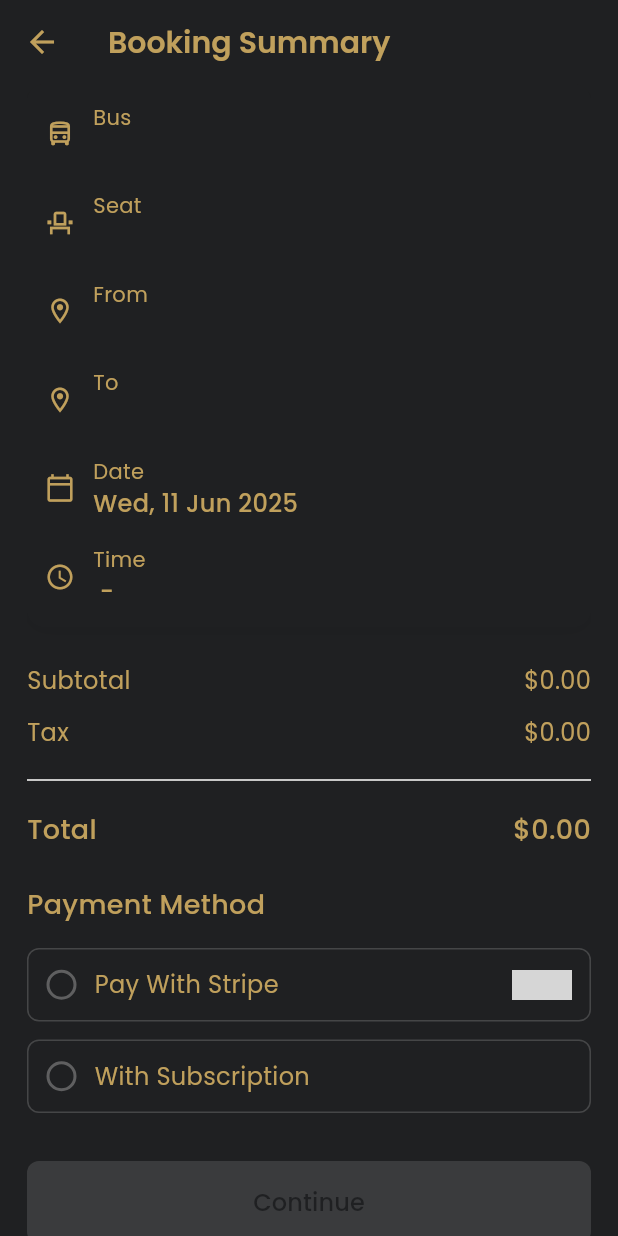
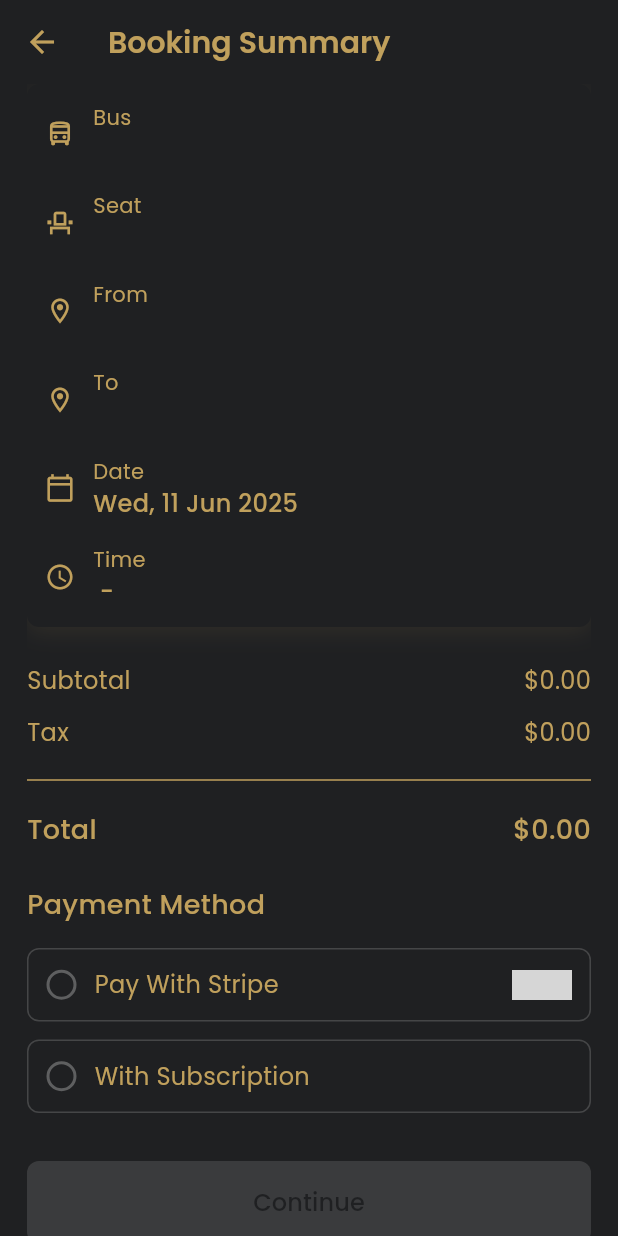
Before and after one commit to FSDTeam-SAA/flutter_exodus_qa-FO1D2940D043-, a Flutter app: the BookingSummaryScreen screen opened directly with empty values, on a phone screen of 412 x 824 dp. Run offline on Flutter 3.47's test engine with Material 3 defaults, Android fonts, the phone set to English and light mode, and no system bars; our stand-ins replace cached_network_image, dio, flutter_map, flutter_secure_storage, get_it, hive and 4 more; missing offline and left inert: flutter_stripe; accounts and stored records are empty; grey boxes are pictures that could not be loaded.

Commit message:
Stripe Success

```diff
--- a/lib/presentation/screens/book_a_ride/controllers/payment_controller.dart
+++ b/lib/presentation/screens/book_a_ride/controllers/payment_controller.dart
@@ -44,6 +44,7 @@ class PaymentController extends BaseController {
     try {
       final result = await _paymentRepository.processPayment(
         clientSecret: clientSecret,
+
       );
 
       dPrint("Process Payment result: $result");
--- a/lib/presentation/screens/book_a_ride/screens/booking_summary_screen.dart
+++ b/lib/presentation/screens/book_a_ride/screens/booking_summary_screen.dart
@@ -7,6 +7,7 @@ import 'package:exodus/core/services/navigation_service.dart';
 import 'package:exodus/core/theme/text_style.dart';
 import 'package:exodus/core/utils/debug_logger.dart';
 import 'package:exodus/core/utils/snackbar_utils.dart';
+import 'package:exodus/presentation/theme/app_styles.dart';
 import 'package:exodus/presentation/widgets/app_scaffold.dart';
 import 'package:flutter/material.dart';
 import 'package:flutter_stripe/flutter_stripe.dart';
@@ -86,11 +87,7 @@ class _BookingSummaryScreenState extends State<BookingSummaryScreen> {
               ],
             ),
           ),
-          if (_isLoading)
-            Container(
-              color: Colors.black.withOpacity(0.3),
-              child: const Center(child: CircularProgressIndicator()),
-            ),
+          if (_isLoading) const Center(child: CircularProgressIndicator()),
         ],
       ),
     );
@@ -98,17 +95,7 @@ class _BookingSummaryScreenState extends State<BookingSummaryScreen> {
 
   Widget _buildBookingDetails() {
     return Container(
-      decoration: BoxDecoration(
-        color: AppColors.background,
-        borderRadius: BorderRadius.circular(12),
-        boxShadow: [
-          BoxShadow(
-            color: Colors.black.withOpacity(0.05),
-            blurRadius: 10,
-            offset: const Offset(0, 2),
-          ),
-        ],
-      ),
+      decoration: AppDecorations.card,
       child: Padding(
         padding: AppSizes.paddingAllMedium,
         child: Column(
@@ -197,7 +184,7 @@ class _BookingSummaryScreenState extends State<BookingSummaryScreen> {
           ],
         ),
         Gap.h12,
-        const Divider(),
+        const Divider(color: AppColors.secondary),
         Gap.h12,
         Row(
           mainAxisAlignment: MainAxisAlignment.spaceBetween,
@@ -220,7 +207,7 @@ class _BookingSummaryScreenState extends State<BookingSummaryScreen> {
           "Pay With Stripe",
           PaymentMethod.stripe,
           trailing: Image.asset(
-            'assets/images/stripe_logo.png',
+            'assets/icon/stripe_logo.png',
             height: 20,
             width: 40,
           ),
@@ -249,7 +236,7 @@ class _BookingSummaryScreenState extends State<BookingSummaryScreen> {
             color:
                 _selectedPaymentMethod == method
                     ? AppColors.secondary
-                    : Colors.grey.withOpacity(0.3),
+                    : Colors.grey.withAlpha((0.3 * 255).toInt()),
             width: 1,
           ),
           borderRadius: BorderRadius.circular(8),
@@ -265,7 +252,7 @@ class _BookingSummaryScreenState extends State<BookingSummaryScreen> {
                   color:
                       _selectedPaymentMethod == method
                           ? AppColors.secondary
-                          : Colors.grey.withOpacity(0.5),
+                          : Colors.grey.withAlpha((0.5 * 255).toInt()),
                   width: 2,
                 ),
               ),
@@ -354,12 +341,14 @@ class _BookingSummaryScreenState extends State<BookingSummaryScreen> {
 
       if (result is ApiError) {
         _showSnackbar((result as ApiError).message);
+        setState(() => _isLoading = false);
         return;
       }
 
       final clientSecret = (result as ApiSuccess<PaymentResponse>).data;
 
       dPrint("clientSecret -> ${clientSecret.transactionId}");
+      setState(() => _isLoading = false);
 
       // Process payment with Stripe
       final paymentResult = await _paymentController.processPayment(
@@ -379,6 +368,8 @@ class _BookingSummaryScreenState extends State<BookingSummaryScreen> {
       final confirmResult = await _paymentController.confirmPayment(
         paymentIntent.id,
       );
+
+      setState(() => _isLoading = false);
 
       if (confirmResult is ApiError) {
         _showSnackbar((confirmResult as ApiError).message);
@@ -412,6 +403,7 @@ class _BookingSummaryScreenState extends State<BookingSummaryScreen> {
       message: "Subscription payment not implemented yet",
     );
   }
+
 }
 
 enum PaymentMethod { stripe, subscription }
```
Also changed, not shown: lib/data/repositories/payment_repository_impl.dart (+22 -5 lines), lib/main.dart (+11 -6 lines), lib/presentation/screens/book_a_ride/screens/seats_screen.dart (+13 -5 lines), assets/icons/stripe_logo.png (added), 7 other files.
